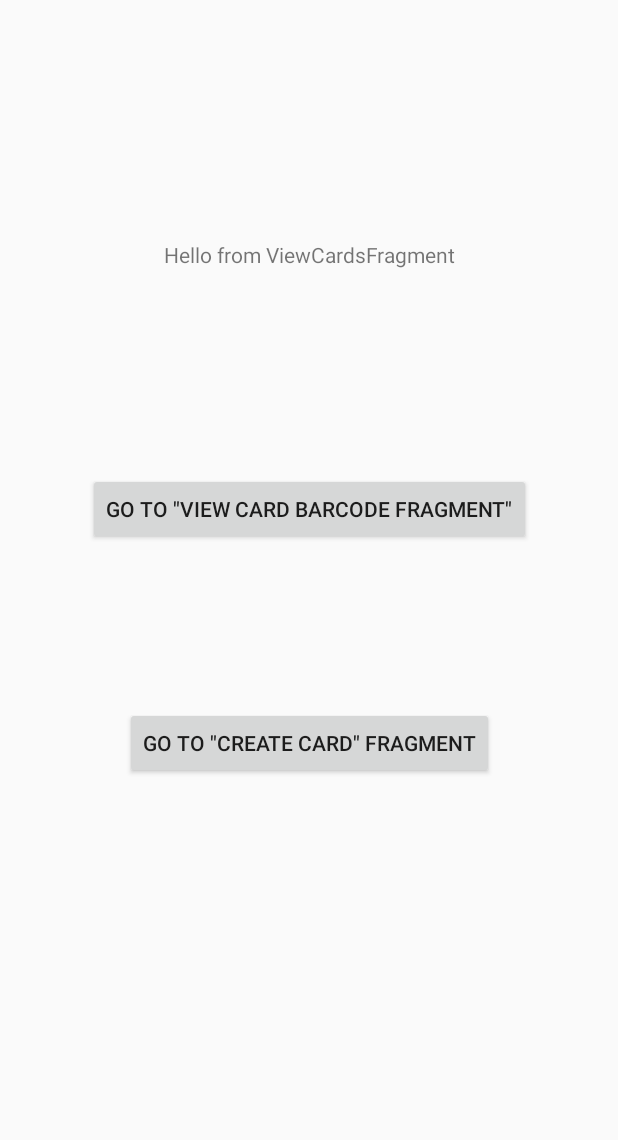
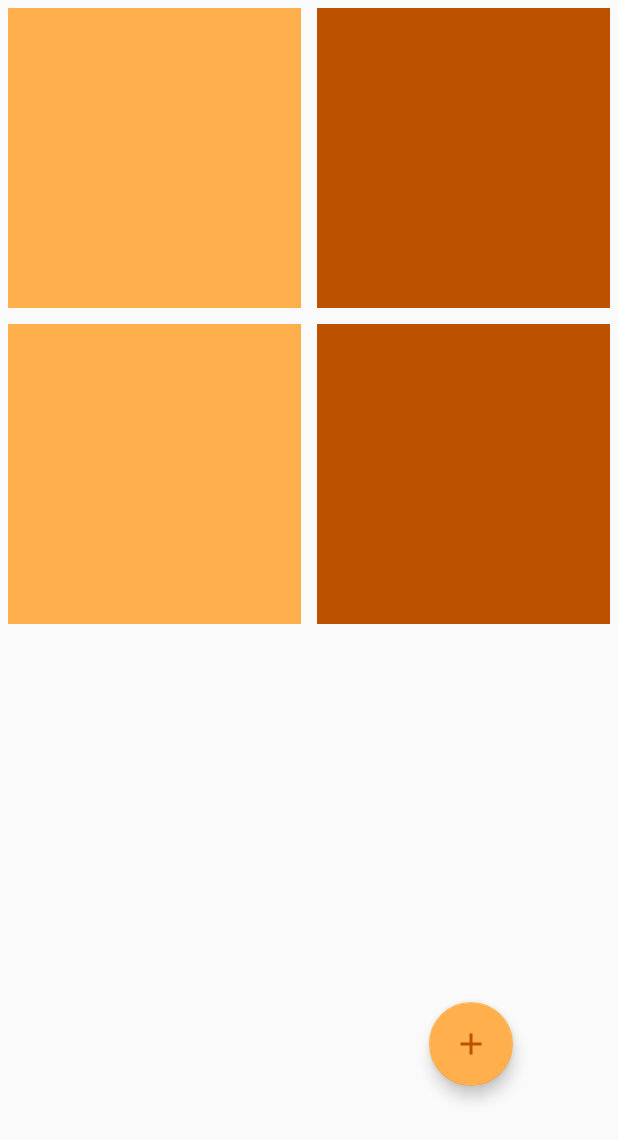
Before and after one commit to Hoegsgaard/Medlemskort, an Android app: the ViewCardsFragment screen opened through its navigation route, on a phone screen of 412 x 824 dp. Shown: the top 1140 px of the screen. Run offline under Robolectric (Android 15) with nearby library versions, the phone set to English and light mode, and no system bars; our stand-ins replace data binding.

Commit message:
Updated ViewCards Fragment

```diff
--- a/app/src/main/java/com/example/medlemskort/ViewCardsFragment.kt
+++ b/app/src/main/java/com/example/medlemskort/ViewCardsFragment.kt
@@ -20,15 +20,33 @@ class ViewCardsFragment : Fragment() {
             inflater, R.layout.fragment_view_cards, container, false
         )
 
-        binding.button2.setOnClickListener { view: View ->
+        binding.card1Imageview.setOnClickListener { view: View ->
             Navigation.findNavController(view)
                 .navigate(R.id.action_fragment_view_cards_to_fragment_view_card_barcode)
         }
 
-        binding.button3.setOnClickListener { view: View ->
+        binding.card2Imageview.setOnClickListener { view: View ->
+            Navigation.findNavController(view)
+                .navigate(R.id.action_fragment_view_cards_to_fragment_view_card_barcode)
+        }
+
+        binding.card3Imageview.setOnClickListener { view: View ->
+            Navigation.findNavController(view)
+                .navigate(R.id.action_fragment_view_cards_to_fragment_view_card_barcode)
+        }
+
+        binding.card4Imageview.setOnClickListener { view: View ->
+            Navigation.findNavController(view)
+                .navigate(R.id.action_fragment_view_cards_to_fragment_view_card_barcode)
+        }
+
+        binding.newCardFloatingActionButton.setOnClickListener { view: View ->
             Navigation.findNavController(view)
                 .navigate(R.id.action_fragment_view_cards_to_fragment_create_card_template)
         }
+
+
+
         return binding.root
     }
 
--- /dev/null
+++ b/app/src/main/res/drawable/baseline_add_24.xml
@@ -0,0 +1,10 @@
+<vector xmlns:android="http://schemas.android.com/apk/res/android"
+        android:width="24dp"
+        android:height="24dp"
+        android:viewportWidth="24.0"
+        android:viewportHeight="24.0"
+        android:tint="?attr/colorControlNormal">
+    <path
+        android:fillColor="@android:color/white"
+        android:pathData="M19,13h-6v6h-2v-6H5v-2h6V5h2v6h6v2z"/>
+</vector>
--- a/app/src/main/res/layout/fragment_view_cards.xml
+++ b/app/src/main/res/layout/fragment_view_cards.xml
@@ -12,35 +12,84 @@
 
         <!-- TODO: Update blank fragment layout -->
 
-        <TextView
-            android:id="@+id/textView6"
+        <com.google.android.material.floatingactionbutton.FloatingActionButton
+            android:id="@+id/newCard_floatingActionButton"
             android:layout_width="wrap_content"
             android:layout_height="wrap_content"
-            android:layout_marginTop="160dp"
-            android:text="Hello from ViewCardsFragment"
+            android:layout_marginEnd="70dp"
+            android:layout_marginBottom="100dp"
+            android:clickable="true"
+            android:tint="@color/colorPrimaryDark"
+            app:layout_constraintBottom_toBottomOf="parent"
+            app:layout_constraintEnd_toEndOf="parent"
+            app:srcCompat="@drawable/baseline_add_24" />
+
+        <ScrollView
+            android:layout_width="0dp"
+            android:layout_height="0dp"
+            app:layout_constraintBottom_toBottomOf="parent"
             app:layout_constraintEnd_toEndOf="parent"
             app:layout_constraintStart_toStartOf="parent"
-            app:layout_constraintTop_toTopOf="parent" />
+            app:layout_constraintTop_toTopOf="parent">
 
-        <Button
-            android:id="@+id/button2"
-            android:layout_width="wrap_content"
-            android:layout_height="wrap_content"
-            android:layout_marginTop="136dp"
-            android:text='Go to "VIEW CARD BARCODE FRAGMENT"'
-            app:layout_constraintEnd_toEndOf="parent"
-            app:layout_constraintStart_toStartOf="parent"
-            app:layout_constraintTop_toBottomOf="@+id/textView6" />
+            <LinearLayout
+                android:layout_width="match_parent"
+                android:layout_height="wrap_content"
+                android:orientation="vertical">
 
-        <Button
-            android:id="@+id/button3"
-            android:layout_width="wrap_content"
-            android:layout_height="wrap_content"
-            android:layout_marginTop="108dp"
-            android:text='GO TO "CREATE CARD" FRAGMENT'
-            app:layout_constraintEnd_toEndOf="parent"
-            app:layout_constraintStart_toStartOf="parent"
-            app:layout_constraintTop_toBottomOf="@+id/button2" />
+                <LinearLayout
+                    android:layout_width="wrap_content"
+                    android:layout_height="wrap_content"
+                    android:orientation="horizontal"
+                    android:paddingStart="5dp"
+                    android:paddingTop="5dp"
+                    android:paddingEnd="5dp"
+                    android:paddingBottom="5dp">
+
+                    <ImageView
+                        android:id="@+id/card1_imageview"
+                        android:layout_width="205dp"
+                        android:layout_height="200dp"
+                        android:layout_weight="1"
+                        android:paddingEnd="5dp"
+                        app:srcCompat="@color/colorAccentLight" />
+
+                    <ImageView
+                        android:id="@+id/card2_imageview"
+                        android:layout_width="205dp"
+                        android:layout_height="200dp"
+                        android:layout_weight="1"
+                        android:paddingStart="5dp"
+                        app:srcCompat="@color/colorPrimaryDark" />
+                </LinearLayout>
+
+                <LinearLayout
+                    android:layout_width="wrap_content"
+                    android:layout_height="wrap_content"
+                    android:orientation="horizontal"
+                    android:paddingLeft="5dp"
+                    android:paddingTop="5dp"
+                    android:paddingEnd="5dp"
+                    android:paddingBottom="5dp">
+
+                    <ImageView
+                        android:id="@+id/card3_imageview"
+                        android:layout_width="205dp"
+                        android:layout_height="200dp"
+                        android:layout_weight="1"
+                        android:paddingEnd="5dp"
+                        app:srcCompat="@color/colorAccent" />
+
+                    <ImageView
+                        android:id="@+id/card4_imageview"
+                        android:layout_width="205dp"
+                        android:layout_height="200dp"
+                        android:layout_weight="1"
+                        android:paddingStart="5dp"
+                        app:srcCompat="@color/colorPrimaryDark" />
+                </LinearLayout>
+            </LinearLayout>
+        </ScrollView>
 
     </androidx.constraintlayout.widget.ConstraintLayout>
 </layout>
--- a/app/src/main/res/values/colors.xml
+++ b/app/src/main/res/values/colors.xml
@@ -2,6 +2,6 @@
 <resources>
     <color name="colorPrimary">#F57F17</color>
     <color name="colorPrimaryDark">#BC5100</color>
-    <color name="colorAccent">#ffb04c</color>
-    <color name="colorAccentLight">#ffb04c</color>
+    <color name="colorAccent">#FFB04C</color>
+    <color name="colorAccentLight">#FFB04C</color>
 </resources>
```
